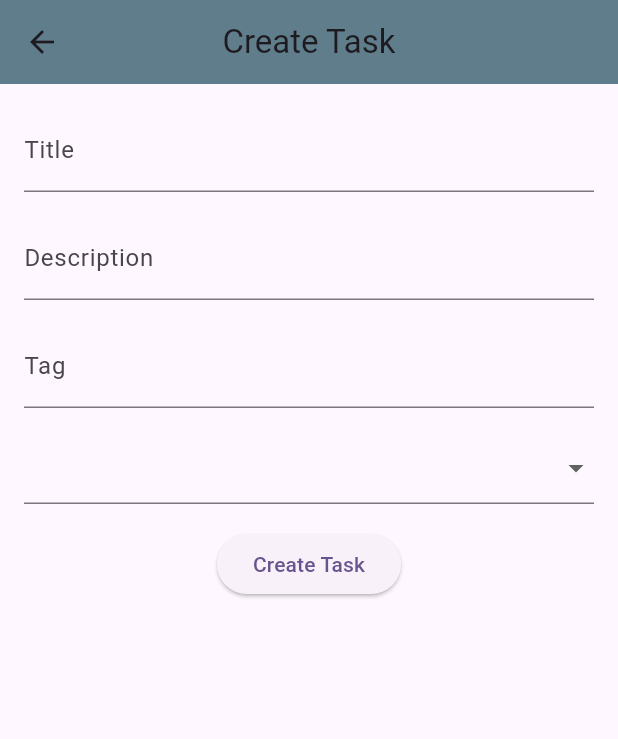
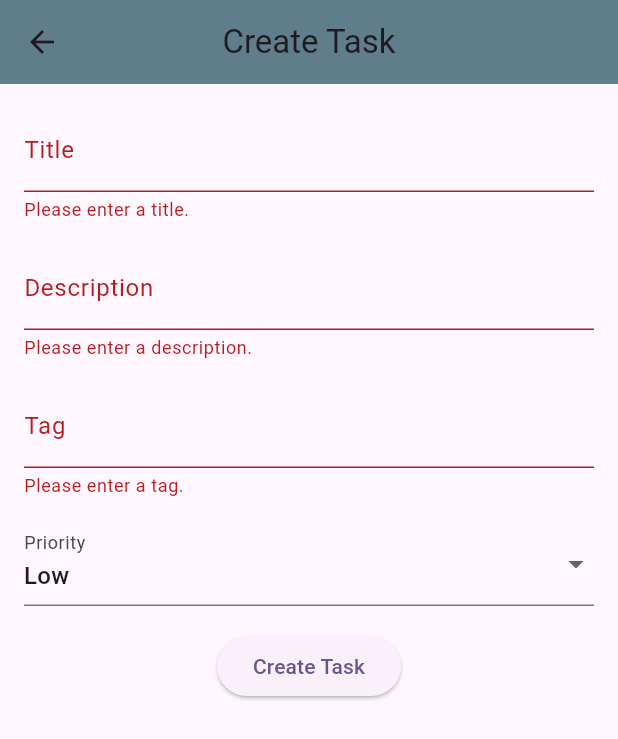
Before and after one commit to fahadzardari/time_tracker_mad_project, a Flutter app: the CreateTask screen opened by its route, after a tap on "Create Task", on a phone screen of 412 x 824 dp. Shown: the top 739 px of the screen. Run offline on Flutter 3.47's test engine with Material 3 defaults, Android fonts, the phone set to English and light mode, and no system bars; our stand-ins replace sqflite; accounts and stored records are empty.

Commit message:
add task , add log connected with DB, timers tweaked a bit

```diff
--- a/lib/db/models/Activity.dart
+++ b/lib/db/models/Activity.dart
@@ -1,16 +1,41 @@
 class Activity {
   final String? id;
-  final String task_id;
-  final DateTime start_time;
-  final DateTime end_time;
-  final String duration;
+  final String taskId;
+  final DateTime startTime;
+  final DateTime endTime;
+  final int duration;
   final String? notes;
 
-  Activity(
-      {this.id,
-      required this.task_id,
-      required this.duration,
-      required this.start_time,
-      required this.end_time,
-      this.notes});
+  Activity({
+    this.id,
+    required this.taskId,
+    required this.duration,
+    required this.startTime,
+    required this.endTime,
+    this.notes,
+  });
+
+  // Convert an Activity object into a Map
+  Map<String, dynamic> toMap() {
+    return {
+      'id': id,
+      'taskId': taskId,
+      'startTime': startTime.toIso8601String(), // Convert DateTime to ISO 8601 String
+      'endTime': endTime.toIso8601String(),     // Convert DateTime to ISO 8601 String
+      'duration': duration,
+      'notes': notes,
+    };
+  }
+
+  // Create an Activity object from a Map
+  factory Activity.fromMap(Map<String, dynamic> map) {
+    return Activity(
+      id: map['id'],
+      taskId: map['taskId'],
+      startTime: DateTime.parse(map['startTime']), // Convert String back to DateTime
+      endTime: DateTime.parse(map['endTime']),     // Convert String back to DateTime
+      duration: map['duration'],
+      notes: map['notes'],
+    );
+  }
 }
--- a/lib/db/models/Task.dart
+++ b/lib/db/models/Task.dart
@@ -2,22 +2,46 @@ class Task {
   final String id;
   final String title;
   final String? description;
-  final DateTime created_at;
-  final String total_time_spent;
-  final String status;
-  final String tag;
-  final bool is_favorite;
+  final String? tag;
+  final DateTime createdAt;
+  final int totalTime;
+  final bool isComplete;
   final int priority;
 
-  Task({
-    required this.id,
-    required this.title,
-    this.description,
-    required this.created_at,
-    required this.status,
-    required this.is_favorite,
-    required this.priority,
-    required this.total_time_spent,
-    required this.tag,
-  });
+  Task(
+      {required this.id,
+      required this.title,
+      this.description,
+      required this.createdAt,
+      required this.totalTime,
+      required this.isComplete,
+      required this.priority,
+      this.tag});
+
+  factory Task.fromMap(Map<String, dynamic> map) {
+    return Task(
+        id: map['id'],
+        title: map['title'],
+        description: map['description'] ?? "",
+        createdAt:
+            DateTime.parse(map['createdAt']), // Convert string to DateTime
+        totalTime: map['totalTime'],
+        isComplete: map['isComplete'] ==
+            1, // Assuming SQLite stores booleans as 0 and 1
+        priority: map['priority'],
+        tag: map['tag'] ?? "");
+  }
+
+  Map<String, dynamic> toMap() {
+    return {
+      'id': id,
+      'title': title,
+      'description': description,
+      'createdAt': createdAt.toIso8601String(), // Convert DateTime to string
+      'totalTime': totalTime,
+      'isComplete': isComplete ? 1 : 0, // Convert bool to int for SQLite
+      'priority': priority,
+      'tag': tag
+    };
+  }
 }
--- a/lib/main.dart
+++ b/lib/main.dart
@@ -1,4 +1,5 @@
 import 'package:flutter/material.dart';
+import 'package:time_tracker_mad_project/db/models/Task.dart';
 import 'package:time_tracker_mad_project/screens/create_task.dart';
 import 'package:time_tracker_mad_project/screens/home.dart';
 import 'package:time_tracker_mad_project/screens/task_detail.dart';
@@ -22,7 +23,7 @@
       initialRoute: '/',
       routes: {
         '/': (context) => Home(),
-        '/task_detail': (context) => TaskDetail(task: Task(title: 'Task 1', timeSpent: '1 hour', isCompleted: false)),
+        // '/task_detail': (context) => TaskDetail(task: Task(id: '1', title: "313", created_at: DateTime(2016,2,2), total_time: '23', is_complete: false, priority:1),),
         '/create_task': (context) => CreateTask(),
       },
     );
--- a/lib/screens/create_task.dart
+++ b/lib/screens/create_task.dart
@@ -1,14 +1,14 @@
 import 'package:flutter/material.dart';
 import 'package:time_tracker_mad_project/db/db.services.dart';
 import 'package:time_tracker_mad_project/db/models/Task.dart';
+import 'package:uuid/uuid.dart'; // Make sure to import the correct uuid package
 
 class CreateTask extends StatelessWidget {
-
   final _key = GlobalKey<FormState>();
-  final TextEditingController title = TextEditingController();
-  final TextEditingController desc = TextEditingController();
-  final TextEditingController tag = TextEditingController();
-  late int priority = 1;
+  final TextEditingController titleController = TextEditingController();
+  final TextEditingController descController = TextEditingController();
+  final TextEditingController tagController = TextEditingController();
+  int priority = 1; // Default priority value
   final DatabaseHelper _dbHelper = DatabaseHelper();
 
   @override
@@ -25,53 +25,96 @@ class CreateTask extends StatelessWidget {
           key: _key,
           child: Column(
             children: [
-              TextField(
-                controller: title,
+              // Title field with validation
+              TextFormField(
+                controller: titleController,
                 decoration: const InputDecoration(
                   labelText: 'Title',
                 ),
+                validator: (value) {
+                  if (value == null || value.isEmpty) {
+                    return 'Please enter a title.';
+                  }
+                  return null;
+                },
               ),
               const SizedBox(height: 16),
-              TextField(
-                controller: desc,
+
+              // Description field with validation
+              TextFormField(
+                controller: descController,
                 decoration: const InputDecoration(
                   labelText: 'Description',
                 ),
+                validator: (value) {
+                  if (value == null || value.isEmpty) {
+                    return 'Please enter a description.';
+                  }
+                  return null;
+                },
               ),
               const SizedBox(height: 16),
-              TextField(
-                controller: tag,
+
+              // Tag field with validation
+              TextFormField(
+                controller: tagController,
                 decoration: const InputDecoration(
                   labelText: 'Tag',
                 ),
+                validator: (value) {
+                  if (value == null || value.isEmpty) {
+                    return 'Please enter a tag.';
+                  }
+                  return null;
+                },
               ),
               const SizedBox(height: 16),
-              DropdownButtonFormField(
+
+              // Dropdown for priority selection
+              DropdownButtonFormField<int>(
+                decoration: const InputDecoration(labelText: 'Priority'),
+                value: priority,
                 items: [
-                DropdownMenuItem(child: Text('Low'), value: 1),
-                DropdownMenuItem(child: Text('Medium'), value: 2),
-                DropdownMenuItem(child: Text('High'), value: 3),
-              ], onChanged: (int? value) {
-                priority = value!;
-              }),
+                  DropdownMenuItem(child: Text('Low'), value: 1),
+                  DropdownMenuItem(child: Text('Medium'), value: 2),
+                  DropdownMenuItem(child: Text('High'), value: 3),
+                ],
+                onChanged: (int? value) {
+                  if (value != null) {
+                    priority = value;
+                  }
+                },
+                validator: (value) {
+                  if (value == null) {
+                    return 'Please select a priority.';
+                  }
+                  return null;
+                },
+              ),
               const SizedBox(height: 16),
+
+              // Create Task button
               ElevatedButton(
-                onPressed: () {
-                  Task task = Task(
-                    id: '',
-                    title: title.text,
-                    description: desc.text,
-                    created_at: DateTime.now(),
-                    total_time_spent: '0',
-                    status: 'Pending',
-                    tag: tag.text,
-                    is_favorite: false,
-                    priority: priority,
-                  );
+                onPressed: () async {
+                  if (_key.currentState!.validate()) {
+                    // Save task to database
+                    await _dbHelper.insertTask({
+                      'id': Uuid()
+                          .v4(), // Use the correct method to generate UUID
+                      'title': titleController.text,
+                      'description': descController.text,
+                      'createdAt': DateTime.now().toIso8601String(),
+                      'isComplete': false,
+                      'totalTime': 0,
+                      'priority': priority,
+                      'tag': tagController.text // Save the tag from controller
+                    });
 
-                  // save task to database
-                  _dbHelper.insertTask(task as Map<String, dynamic>);
-                  Navigator.pop(context);
+                    ScaffoldMessenger.of(context).showSnackBar(
+                        SnackBar(content: Text("Succesfully Added Task")));
+
+                    Navigator.pushNamed(context, "/");
+                  }
                 },
                 child: const Text('Create Task'),
               ),
```
Also changed, not shown: lib/db/db.services.dart (+66 -18 lines), lib/screens/home.dart (+31 -19 lines), lib/screens/task_detail.dart (+57 -19 lines).
